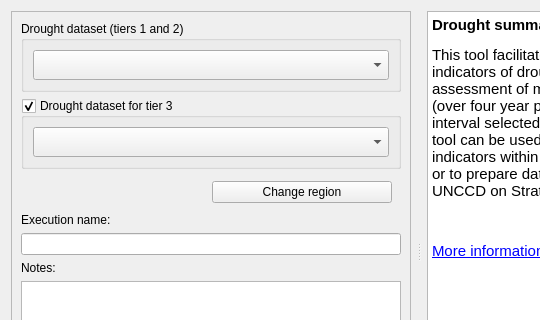
Qt form LDMP/gui/DlgCalculateDroughtSummary.ui (ConservationInternational/trends.earth) before a commit; both pictures show x 0 to 540 and y 0 to 320 of the 694 by 530 pixel window.
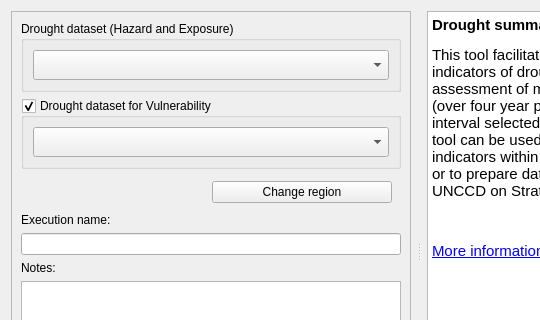
The same form after that commit. Custom widgets are drawn as their Qt base class.

Commit message: updates terminology in dialogs reported on ticket #537

What changed in the file:
```diff
--- a/LDMP/gui/DlgCalculateDroughtSummary.ui
+++ b/LDMP/gui/DlgCalculateDroughtSummary.ui
@@ -99,7 +99,7 @@
               </font>
              </property>
              <property name="title">
-              <string>Drought dataset (tiers 1 and 2)</string>
+              <string>Drought dataset (Hazard and Exposure)</string>
              </property>
              <layout class="QVBoxLayout" name="verticalLayout_8">
               <item>
@@ -151,7 +151,7 @@
               </font>
              </property>
              <property name="title">
-              <string>Drought dataset for tier 3</string>
+              <string>Drought dataset for Vulnerability</string>
              </property>
              <property name="checkable">
               <bool>true</bool>
```
The commit also changes 4 other files.
